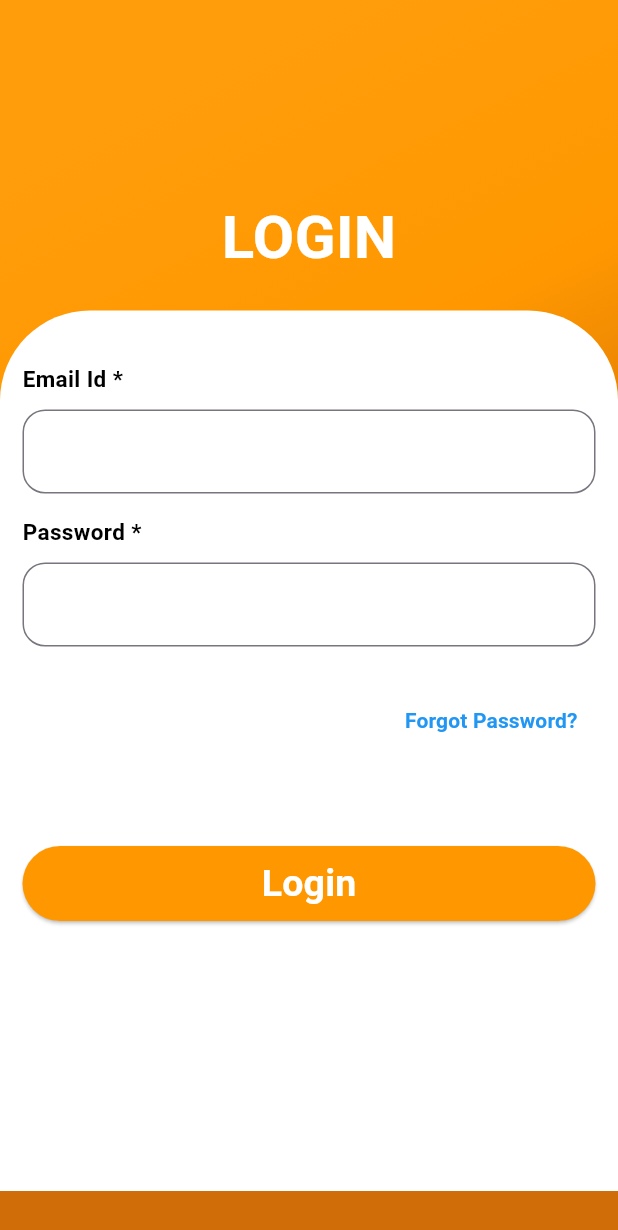
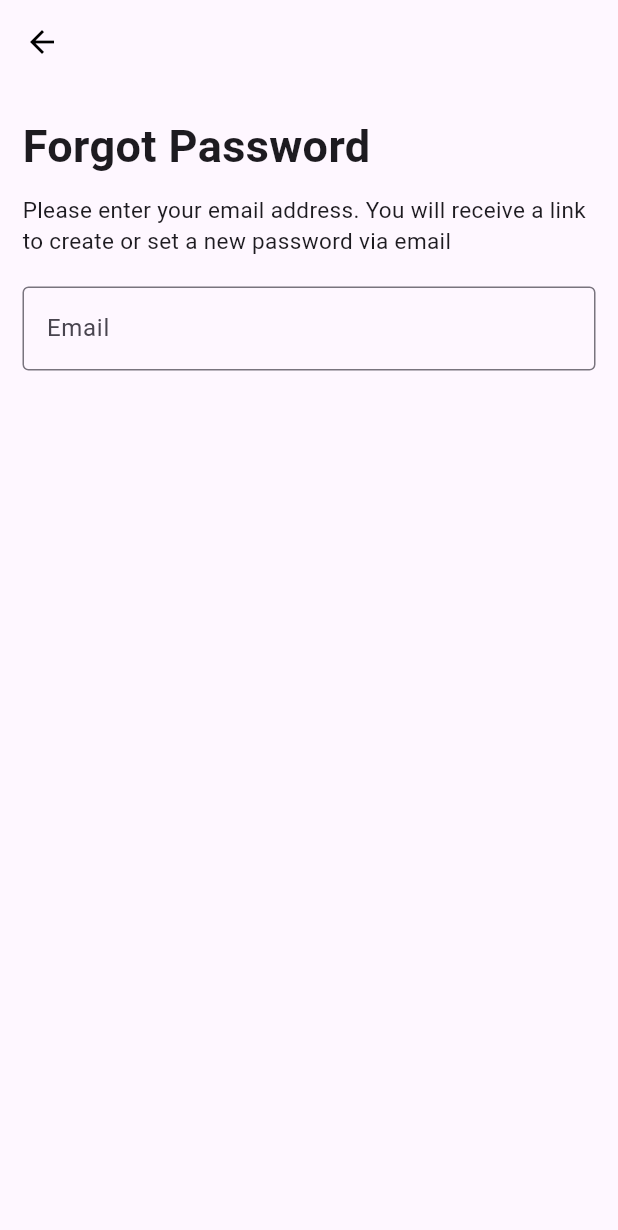
Before and after one commit to itsmedona/HyperMarketUser_newArch, a Flutter app: the LoginScreen screen opened directly, after a tap on "Forgot Password?", on a phone screen of 412 x 824 dp. Shown: the top 1230 px of the screen. Run offline on Flutter 3.47's test engine with Material 3 defaults, Android fonts, the light colour scheme and no system bars; our stand-ins replace animated_bottom_navigation_bar; Roboto replaces fonts that are missing (Poppins).

Commit message:
forgot screen added

```diff
--- /dev/null
+++ b/lib/core/ForgotScreen.dart
@@ -0,0 +1,58 @@
+import 'package:flutter/material.dart';
+
+class ForgotScreen extends StatefulWidget {
+  const ForgotScreen({super.key});
+
+  @override
+  State<ForgotScreen> createState() => _ForgotScreenState();
+}
+
+class _ForgotScreenState extends State<ForgotScreen> {
+
+
+  @override
+  Widget build(BuildContext context) {
+    return Scaffold(
+      appBar: AppBar(
+        backgroundColor: Colors.transparent,
+        elevation: 0,
+        foregroundColor: Colors.black,
+      ),
+      body: SingleChildScrollView(
+        child: Padding(
+          padding: EdgeInsets.symmetric(horizontal: 15),
+          child: Column(
+            crossAxisAlignment: CrossAxisAlignment.start,
+            children: [
+              SizedBox(height: 20),
+              Text(
+                "Forgot Password",
+                style: TextStyle(
+                  fontSize: 30,
+                  fontWeight: FontWeight.bold,
+                ),
+              ),
+              SizedBox(height: 10),
+              Text(
+                "Please enter your email address. You will receive a link to create or set a new password via email",
+                style: TextStyle(
+                  fontSize: 15,
+                ),
+              ),
+              SizedBox(height: 20),
+              TextFormField(
+                onChanged: (val) {}
+                ,
+                decoration: InputDecoration(
+                    border: OutlineInputBorder(),
+                    labelText: "Email",
+
+                     )),
+             ], ),
+
+          ),
+        ),
+      );
+
+  }
+}
--- a/lib/core/LogIn.dart
+++ b/lib/core/LogIn.dart
@@ -1,4 +1,5 @@
 import 'package:flutter/material.dart';
+import 'package:new_architect/core/ForgotScreen.dart';
 import 'package:new_architect/global_widgets/BottomNavBar.dart';
 
 class LoginScreen extends StatefulWidget {
@@ -105,7 +106,13 @@ class _LoginScreenState extends State<LoginScreen> {
                       Align(
                         alignment: Alignment.centerRight,
                         child: TextButton(
-                          onPressed: () {},
+                          onPressed: () {
+                            Navigator.push(
+                                context,
+                                MaterialPageRoute(
+                                  builder: (context) => ForgotScreen(),
+                                ));
+                          },
                           child: Text(
                             "Forgot Password?",
                             style: TextStyle(
--- a/lib/global_widgets/BottomNavBar.dart
+++ b/lib/global_widgets/BottomNavBar.dart
@@ -34,11 +34,11 @@ class _BottomNavBarState extends State<BottomNavBar> {
           Icons.home,
           Icons.shopping_cart,
           Icons.favorite_border,
-          Icons.person
+          Icons.person_outline
         ],
         inactiveColor: Colors.black.withOpacity(0.6),
         activeColor: Colors.deepOrangeAccent,
-        gapLocation: GapLocation.none,
+        gapLocation: GapLocation.center,
         activeIndex: pageIndex,
         notchSmoothness: NotchSmoothness.softEdge,
         leftCornerRadius: 10,
```
Also changed, not shown: lib/presentation/HomeScreen/view/HomeScreen.dart (+62 -1 lines).
